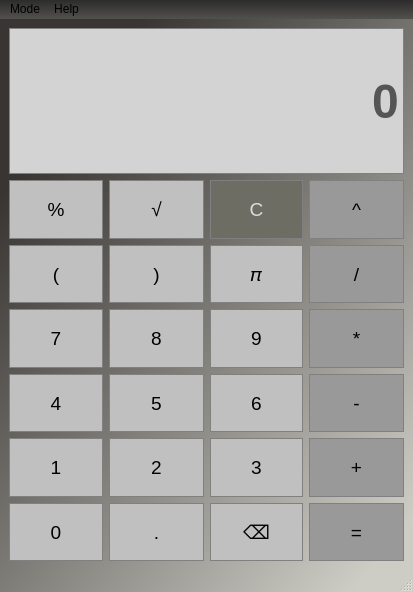
This is simple_calc/calculator.ui in DetriX-x/cpp-graph-calculator-qt as Qt 5 draws it before an edit. The edited form follows.
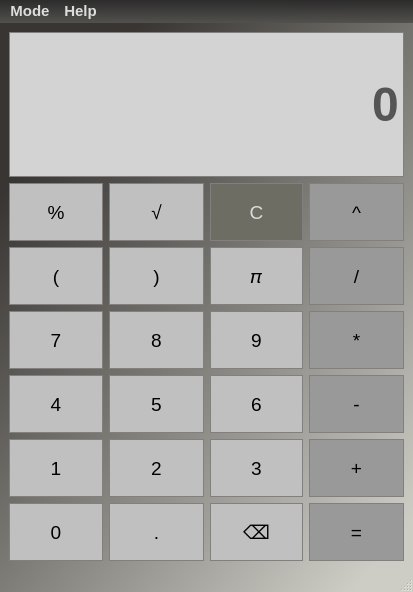
This is the edited form.

```diff
--- a/simple_calc/calculator.ui
+++ b/simple_calc/calculator.ui
@@ -1147,8 +1147,16 @@
      <height>22</height>
     </rect>
    </property>
+   <property name="font">
+    <font>
+     <family>Ubuntu</family>
+     <pointsize>11</pointsize>
+     <bold>true</bold>
+    </font>
+   </property>
    <property name="styleSheet">
-    <string notr="true">background-color: qlineargradient(spread:pad, x1:0.542045, y1:0.034, x2:0.532, y2:0.983, stop:0 rgba(45, 45, 45, 255), stop:1 rgba(81, 80, 77, 255));</string>
+    <string notr="true">background-color: qlineargradient(spread:pad, x1:0.542045, y1:0.034, x2:0.532, y2:0.983, stop:0 rgba(45, 45, 45, 255), stop:1 rgba(81, 80, 77, 255));
+color: #DDD;</string>
    </property>
    <widget class="QMenu" name="menuMode">
     <property name="title">
```
